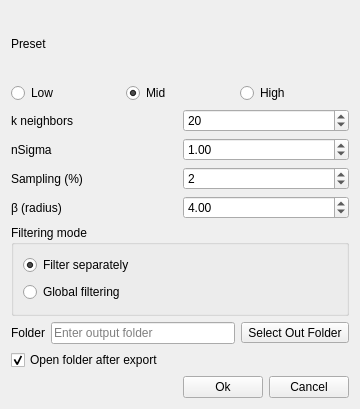
First picture: the form in src/gui/forms/DialogStatisticalOutlierFilter.ui, repository open-scan-crew/OpenScanTools, before the edit.
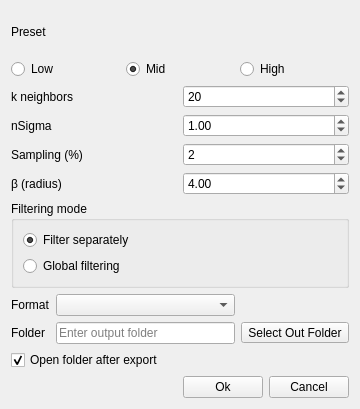
Second picture: the form after the edit. Icons and pictures are not drawn.

Commit message: Add output format selection to outlier filter

The edit to the form file:
```diff
--- a/src/gui/forms/DialogStatisticalOutlierFilter.ui
+++ b/src/gui/forms/DialogStatisticalOutlierFilter.ui
@@ -187,20 +187,30 @@
    <item>
     <layout class="QGridLayout" name="gridLayout_folder">
      <item row="0" column="0">
+      <widget class="QLabel" name="label_format">
+       <property name="text">
+        <string>Format</string>
+       </property>
+      </widget>
+     </item>
+     <item row="0" column="1">
+      <widget class="QComboBox" name="comboBox_file_format"/>
+     </item>
+     <item row="1" column="0">
       <widget class="QLabel" name="label_folder">
        <property name="text">
         <string>Folder</string>
        </property>
       </widget>
      </item>
-     <item row="0" column="1">
+     <item row="1" column="1">
       <widget class="QLineEdit" name="lineEdit_folder">
        <property name="placeholderText">
         <string>Enter output folder</string>
        </property>
       </widget>
      </item>
-     <item row="0" column="2">
+     <item row="1" column="2">
       <widget class="QToolButton" name="toolButton_folder">
        <property name="text">
         <string>Select Out Folder</string>
```
The commit also changes 6 other files.
